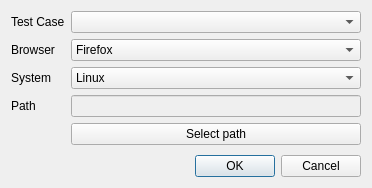
First picture: the form in resources/ui/SeleniumExport.ui, repository perfidia/afefuc, before the edit.
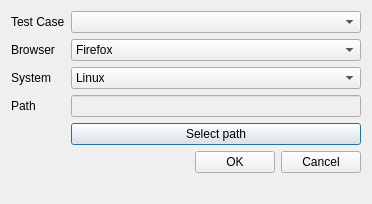
Second picture: the form after the edit.

Commit message: selenium - informations in QMessageBox

Patch:
```diff
--- a/resources/ui/SeleniumExport.ui
+++ b/resources/ui/SeleniumExport.ui
@@ -7,7 +7,7 @@
     <x>0</x>
     <y>0</y>
     <width>372</width>
-    <height>188</height>
+    <height>204</height>
    </rect>
   </property>
   <property name="windowTitle">
@@ -140,18 +140,39 @@
        </property>
       </widget>
      </item>
+     <item row="5" column="0" colspan="2">
+      <layout class="QHBoxLayout" name="horizontalLayout">
+       <item>
+        <spacer name="horizontalSpacer">
+         <property name="orientation">
+          <enum>Qt::Horizontal</enum>
+         </property>
+         <property name="sizeHint" stdset="0">
+          <size>
+           <width>40</width>
+           <height>20</height>
+          </size>
+         </property>
+        </spacer>
+       </item>
+       <item>
+        <widget class="QPushButton" name="buttonOK">
+         <property name="text">
+          <string>OK</string>
+         </property>
+        </widget>
+       </item>
+       <item>
+        <widget class="QPushButton" name="buttonCancel">
+         <property name="text">
+          <string>Cancel</string>
+         </property>
+        </widget>
+       </item>
+      </layout>
+     </item>
     </layout>
    </item>
-   <item>
-    <widget class="QDialogButtonBox" name="boxButton">
-     <property name="orientation">
-      <enum>Qt::Horizontal</enum>
-     </property>
-     <property name="standardButtons">
-      <set>QDialogButtonBox::Cancel|QDialogButtonBox::Ok</set>
-     </property>
-    </widget>
-   </item>
   </layout>
  </widget>
  <resources/>
```
Left out of the diff: 35 changed lines with no effect on the pictures. The commit also changes 2 other files.
